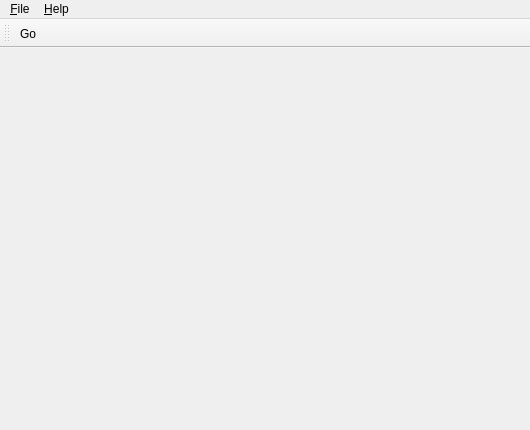
Above: src/handwriting/mainwindow.ui from JackeyLea/HandWriting before the change. Below: the same form after it.
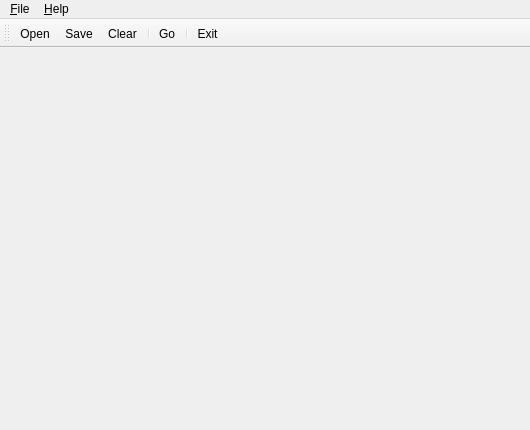
That is the form after the change. Icons and pictures are not drawn.

Commit message: 设置新界面

```diff
--- a/src/handwriting/mainwindow.ui
+++ b/src/handwriting/mainwindow.ui
@@ -73,7 +73,13 @@
    <attribute name="toolBarBreak">
     <bool>false</bool>
    </attribute>
+   <addaction name="actionOpen"/>
+   <addaction name="actionSave"/>
+   <addaction name="actionClear"/>
+   <addaction name="separator"/>
    <addaction name="actionGo"/>
+   <addaction name="separator"/>
+   <addaction name="actionExit"/>
   </widget>
   <action name="actionOpen">
    <property name="text">
```
Left out of the diff: 32 changed lines with no effect on the pictures. The commit also changes 6 other files.
